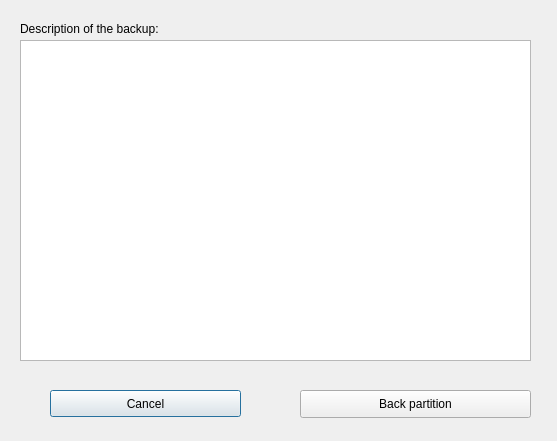
First picture: the form in qt-fsarchiver/src/ui/filedialog.ui, repository DieterBaum/qt-fsarchiver, before the edit.
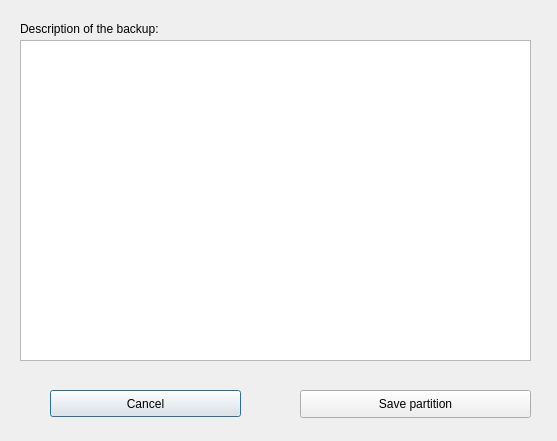
Second picture: the form after the edit.

What changed in the file:
```diff
--- a/qt-fsarchiver/src/ui/filedialog.ui
+++ b/qt-fsarchiver/src/ui/filedialog.ui
@@ -49,7 +49,7 @@
     </rect>
    </property>
    <property name="text">
-    <string extracomment="Partition sichern">Back partition</string>
+    <string extracomment="Partition sichern">Save partition</string>
    </property>
   </widget>
   <widget class="QTextEdit" name="textEdit">
```
Left out of the diff: 9 changed lines with no effect on the pictures.
